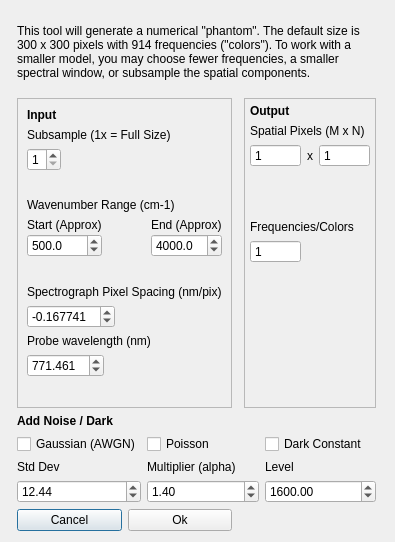
The window that crikit/ui/qt5-creator/ui_Model.ui (CCampJr/CRIkit2) describes before a commit, drawn with Qt 5.
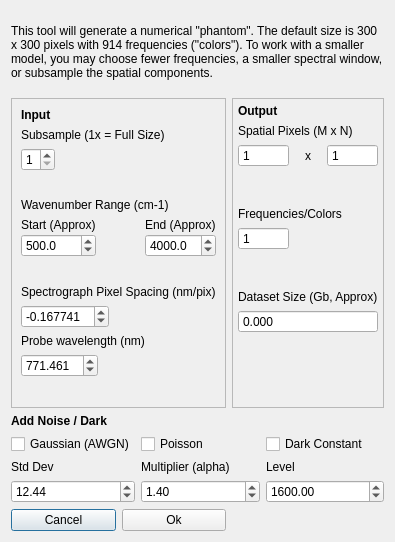
The same window after the commit.

Commit message: dialogModel now takes a cplx param for mem est's

```diff
--- a/crikit/ui/qt5-creator/ui_Model.ui
+++ b/crikit/ui/qt5-creator/ui_Model.ui
@@ -289,6 +289,26 @@
         </property>
        </spacer>
       </item>
+      <item>
+       <widget class="QLabel" name="label_8">
+        <property name="text">
+         <string>Dataset Size (Gb, Approx)</string>
+        </property>
+       </widget>
+      </item>
+      <item>
+       <widget class="QDoubleSpinBox" name="spinBoxMemory">
+        <property name="buttonSymbols">
+         <enum>QAbstractSpinBox::NoButtons</enum>
+        </property>
+        <property name="decimals">
+         <number>3</number>
+        </property>
+        <property name="maximum">
+         <double>100.000000000000000</double>
+        </property>
+       </widget>
+      </item>
       <item>
        <spacer name="verticalSpacer_7">
         <property name="orientation">
```
The commit also changes 3 other files.
